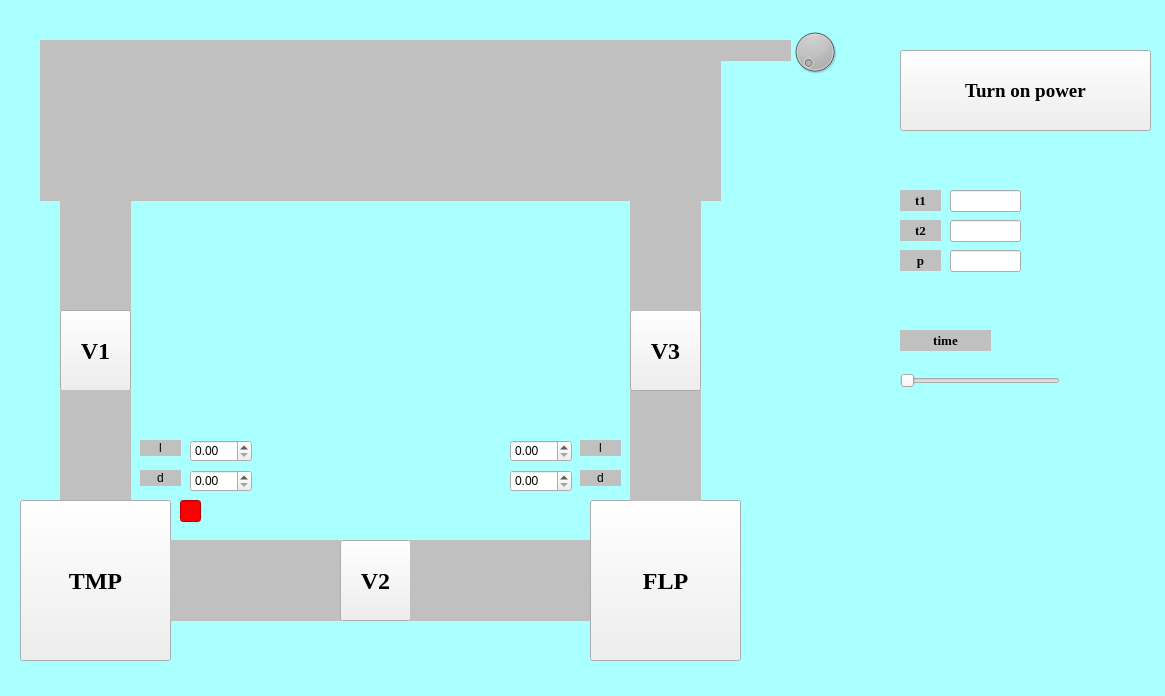
Old version of the form diploma.ui in the repository VacuumLabsProject/project.
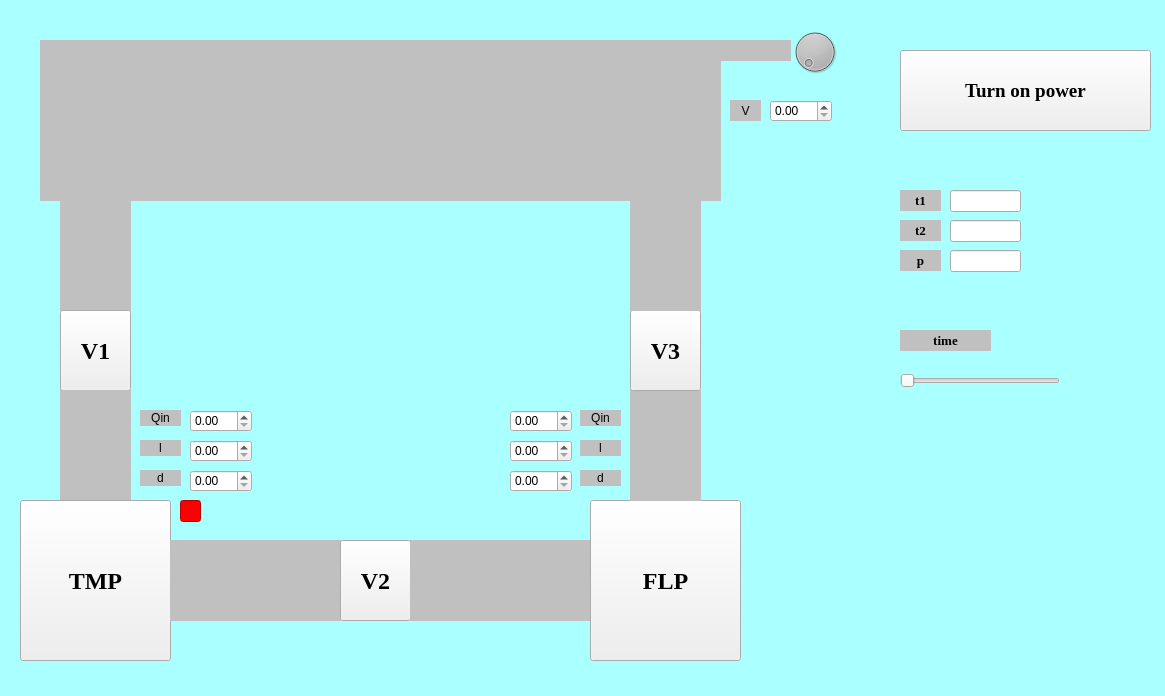
New version of the form.

Commit message: correcting GUI syntax, D

The edit to the form file:
```diff
--- a/diploma.ui
+++ b/diploma.ui
@@ -530,6 +530,84 @@
     <bool>true</bool>
    </property>
   </widget>
+  <widget class="QDoubleSpinBox" name="spinbox_l_tm_2">
+   <property name="geometry">
+    <rect>
+     <x>190</x>
+     <y>410</y>
+     <width>62</width>
+     <height>22</height>
+    </rect>
+   </property>
+  </widget>
+  <widget class="QDoubleSpinBox" name="spinbox_l_tm_3">
+   <property name="geometry">
+    <rect>
+     <x>510</x>
+     <y>410</y>
+     <width>62</width>
+     <height>22</height>
+    </rect>
+   </property>
+  </widget>
+  <widget class="QDoubleSpinBox" name="spinbox_l_tm_4">
+   <property name="geometry">
+    <rect>
+     <x>770</x>
+     <y>100</y>
+     <width>62</width>
+     <height>22</height>
+    </rect>
+   </property>
+  </widget>
+  <widget class="QLabel" name="Q_tm">
+   <property name="geometry">
+    <rect>
+     <x>140</x>
+     <y>410</y>
+     <width>41</width>
+     <height>16</height>
+    </rect>
+   </property>
+   <property name="text">
+    <string>Qin</string>
+   </property>
+   <property name="alignment">
+    <set>Qt::AlignCenter</set>
+   </property>
+  </widget>
+  <widget class="QLabel" name="Q_fl">
+   <property name="geometry">
+    <rect>
+     <x>580</x>
+     <y>410</y>
+     <width>41</width>
+     <height>16</height>
+    </rect>
+   </property>
+   <property name="text">
+    <string>Qin</string>
+   </property>
+   <property name="alignment">
+    <set>Qt::AlignCenter</set>
+   </property>
+  </widget>
+  <widget class="QLabel" name="V_chamber">
+   <property name="geometry">
+    <rect>
+     <x>730</x>
+     <y>100</y>
+     <width>31</width>
+     <height>21</height>
+    </rect>
+   </property>
+   <property name="text">
+    <string>V</string>
+   </property>
+   <property name="alignment">
+    <set>Qt::AlignCenter</set>
+   </property>
+  </widget>
  </widget>
  <resources/>
  <connections/>
```
Left out of the diff: 4 changed lines with no effect on the pictures. The commit also changes 2 other files.
